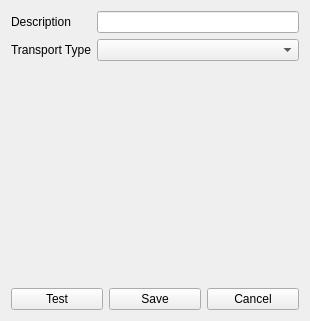
Old version of the form TransportConfig.ui in the repository matthewg42/Gnostic.
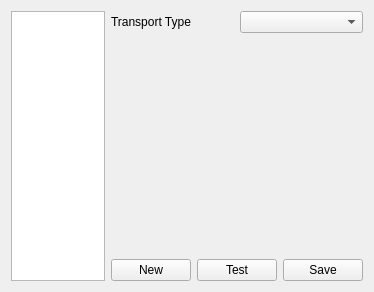
New version of the form.

Commit message: load/save of LocalTransport working, selection from list model

What changed in the file:
```diff
--- a/TransportConfig.ui
+++ b/TransportConfig.ui
@@ -6,34 +6,33 @@
    <rect>
     <x>0</x>
     <y>0</y>
-    <width>310</width>
-    <height>321</height>
+    <width>374</width>
+    <height>292</height>
    </rect>
   </property>
   <property name="windowTitle">
    <string>Transport Configuration</string>
   </property>
+  <layout class="QHBoxLayout" name="horizontalLayout_2">
+   <item>
+    <widget class="QTableView" name="transportView">
+     <property name="editTriggers">
+      <set>QAbstractItemView::NoEditTriggers</set>
+     </property>
+    </widget>
+   </item>
+   <item>
   <layout class="QVBoxLayout" name="verticalLayout">
    <item>
     <layout class="QGridLayout" name="gridLayout">
      <item row="0" column="0">
-      <widget class="QLabel" name="label">
-       <property name="text">
-        <string>Description</string>
-       </property>
-      </widget>
-     </item>
-     <item row="0" column="1">
-      <widget class="QLineEdit" name="descriptionEdit"/>
-     </item>
-     <item row="1" column="0">
       <widget class="QLabel" name="label_2">
        <property name="text">
         <string>Transport Type</string>
        </property>
       </widget>
      </item>
-     <item row="1" column="1">
+       <item row="0" column="1">
       <widget class="QComboBox" name="typeCombo"/>
      </item>
     </layout>
@@ -56,6 +55,13 @@
    </item>
    <item>
     <layout class="QHBoxLayout" name="horizontalLayout">
+       <item>
+        <widget class="QPushButton" name="newButton">
+         <property name="text">
+          <string>New</string>
+         </property>
+        </widget>
+       </item>
      <item>
       <widget class="QPushButton" name="testButton">
        <property name="text">
@@ -70,12 +76,7 @@
        </property>
       </widget>
      </item>
-     <item>
-      <widget class="QPushButton" name="cancelButton">
-       <property name="text">
-        <string>Cancel</string>
-       </property>
-      </widget>
+      </layout>
      </item>
     </layout>
    </item>
```
Lines whose indentation alone changed are shown as unchanged. The commit also changes 20 other files.
